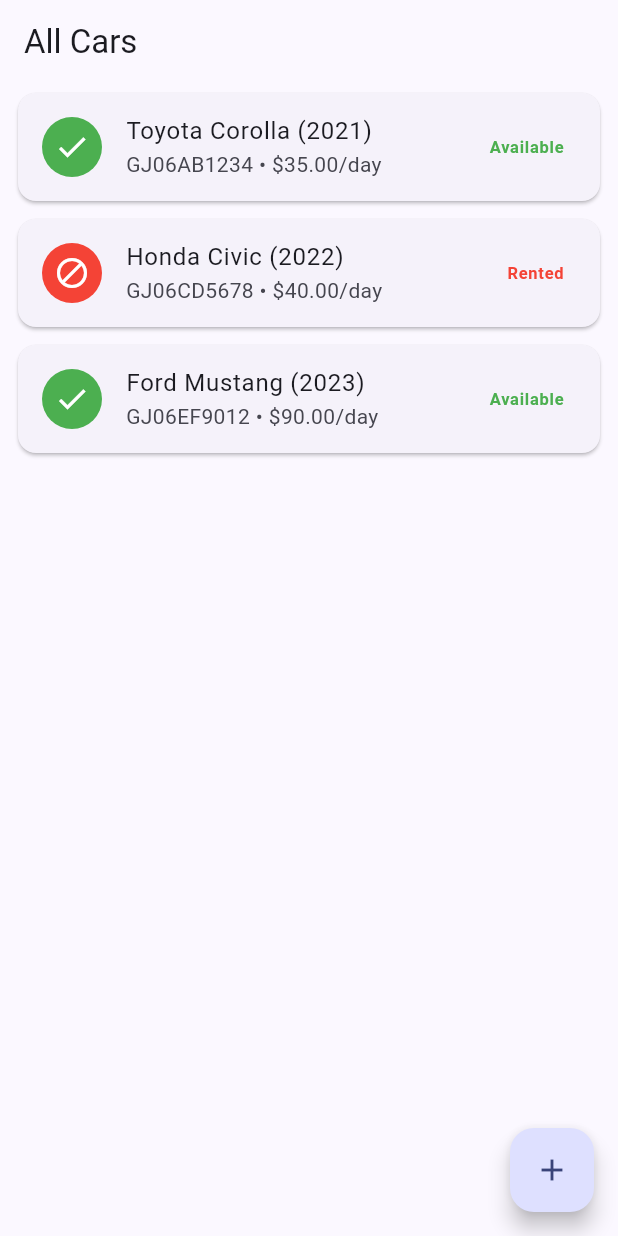
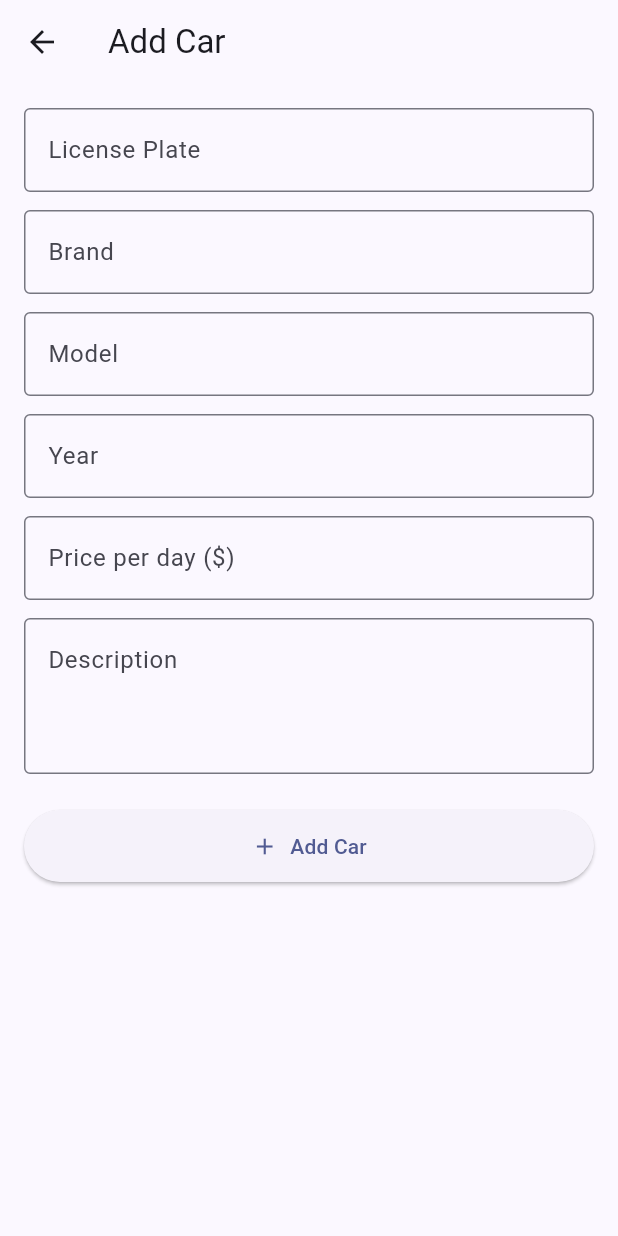
Before and after one commit to malaviyaparth/rent_vehicle_app, a Flutter app: the screen it shows after launch, after a tap on the "add" icon, on a phone screen of 412 x 824 dp. Run offline on Flutter 3.47's test engine with Material 3 defaults, Android fonts, the phone set to English and light mode, and no system bars.

Commit message:
Car add CRUD added with screens

```diff
--- /dev/null
+++ b/lib/screens/add_edit_car_screen.dart
@@ -0,0 +1,199 @@
+import 'package:flutter/material.dart';
+import 'package:provider/provider.dart';
+import '../models/car.dart';
+import '../services/car_service.dart';
+
+class AddEditCarScreen extends StatefulWidget {
+  /// If null, we're adding a new car. If provided, we're editing it.
+  final Car? car;
+
+  const AddEditCarScreen({super.key, this.car});
+
+  @override
+  State<AddEditCarScreen> createState() => _AddEditCarScreenState();
+}
+
+class _AddEditCarScreenState extends State<AddEditCarScreen> {
+  final _formKey = GlobalKey<FormState>();
+
+  late TextEditingController _plateController;
+  late TextEditingController _brandController;
+  late TextEditingController _modelController;
+  late TextEditingController _yearController;
+  late TextEditingController _priceController;
+  late TextEditingController _descController;
+
+  bool get isEditing => widget.car != null;
+
+  @override
+  void initState() {
+    super.initState();
+    final car = widget.car;
+    _plateController = TextEditingController(text: car?.licensePlate ?? '');
+    _brandController = TextEditingController(text: car?.brand ?? '');
+    _modelController = TextEditingController(text: car?.model ?? '');
+    _yearController = TextEditingController(text: car?.year.toString() ?? '');
+    _priceController = TextEditingController(text: car?.pricePerDay.toString() ?? '');
+    _descController = TextEditingController(text: car?.description ?? '');
+  }
+
+  @override
+  void dispose() {
+    _plateController.dispose();
+    _brandController.dispose();
+    _modelController.dispose();
+    _yearController.dispose();
+    _priceController.dispose();
+    _descController.dispose();
+    super.dispose();
+  }
+
+  void _submit() {
+    if (!_formKey.currentState!.validate()) return;
+
+    final carService = context.read<CarService>();
+    final plate = _plateController.text.trim().toUpperCase();
+
+    if (carService.isPlateTaken(plate, excludeId: widget.car?.id)) {
+      ScaffoldMessenger.of(context).showSnackBar(
+        const SnackBar(content: Text('A car with this license plate already exists.')),
+      );
+      return;
+    }
+
+    final brand = _brandController.text.trim();
+    final model = _modelController.text.trim();
+    final year = int.parse(_yearController.text.trim());
+    final price = double.parse(_priceController.text.trim());
+    final desc = _descController.text.trim();
+
+    if (isEditing) {
+      final updated = widget.car!.copyWith(
+        licensePlate: plate,
+        brand: brand,
+        model: model,
+        year: year,
+        pricePerDay: price,
+        description: desc,
+      );
+      carService.updateCar(updated);
+    } else {
+      final newCar = Car(
+        id: carService.newId(),
+        licensePlate: plate,
+        brand: brand,
+        model: model,
+        year: year,
+        pricePerDay: price,
+        description: desc,
+        available: true,
+      );
+      carService.addCar(newCar);
+    }
+
+    Navigator.pop(context);
+  }
+
+  @override
+  Widget build(BuildContext context) {
+    return Scaffold(
+      appBar: AppBar(
+        title: Text(isEditing ? 'Edit Car' : 'Add Car'),
+      ),
+      body: Form(
+        key: _formKey,
+        child: ListView(
+          padding: const EdgeInsets.all(16),
+          children: [
+            TextFormField(
+              controller: _plateController,
+              textCapitalization: TextCapitalization.characters,
+              decoration: const InputDecoration(
+                labelText: 'License Plate',
+                border: OutlineInputBorder(),
+              ),
+              validator: (value) {
+                if (value == null || value.trim().isEmpty) {
+                  return 'License plate is required';
+                }
+                return null;
+              },
+            ),
+            const SizedBox(height: 12),
+            TextFormField(
+              controller: _brandController,
+              decoration: const InputDecoration(
+                labelText: 'Brand',
+                border: OutlineInputBorder(),
+              ),
+              validator: (value) =>
+              (value == null || value.trim().isEmpty) ? 'Brand is required' : null,
+            ),
+            const SizedBox(height: 12),
+            TextFormField(
+              controller: _modelController,
+              decoration: const InputDecoration(
+                labelText: 'Model',
+                border: OutlineInputBorder(),
+              ),
+              validator: (value) =>
+              (value == null || value.trim().isEmpty) ? 'Model is required' : null,
+            ),
+            const SizedBox(height: 12),
+            TextFormField(
+              controller: _yearController,
+              keyboardType: TextInputType.number,
+              decoration: const InputDecoration(
+                labelText: 'Year',
+                border: OutlineInputBorder(),
+              ),
+              validator: (value) {
+                if (value == null || value.trim().isEmpty) return 'Year is required';
+                final year = int.tryParse(value.trim());
+                if (year == null) return 'Enter a valid year';
+                if (year < 1900 || year > DateTime.now().year + 1) {
+                  return 'Enter a realistic year';
+                }
+                return null;
+              },
+            ),
+            const SizedBox(height: 12),
+            TextFormField(
+              controller: _priceController,
+              keyboardType: const TextInputType.numberWithOptions(decimal: true),
+              decoration: const InputDecoration(
+                labelText: 'Price per day (\$)',
+                border: OutlineInputBorder(),
+              ),
+              validator: (value) {
+                if (value == null || value.trim().isEmpty) return 'Price is required';
+                final price = double.tryParse(value.trim());
+                if (price == null || price <= 0) return 'Enter a valid price';
+                return null;
+              },
+            ),
+            const SizedBox(height: 12),
+            TextFormField(
+              controller: _descController,
+              maxLines: 3,
+              decoration: const InputDecoration(
+                labelText: 'Description',
+                border: OutlineInputBorder(),
+                alignLabelWithHint: true,
+              ),
+            ),
+            const SizedBox(height: 24),
+            ElevatedButton.icon(
+              onPressed: _submit,
+              icon: Icon(isEditing ? Icons.save : Icons.add),
+              label: Text(isEditing ? 'Save Changes' : 'Add Car'),
+              style: ElevatedButton.styleFrom(
+                padding: const EdgeInsets.symmetric(vertical: 14),
+              ),
+            ),
+          ],
+        ),
+      ),
+    );
+  }
+}
--- /dev/null
+++ b/lib/screens/car_details_screen.dart
@@ -0,0 +1,165 @@
+import 'package:flutter/material.dart';
+import 'package:provider/provider.dart';
+import '../models/car.dart';
+import '../services/car_service.dart';
+import 'add_edit_car_screen.dart';
+
+class CarDetailsScreen extends StatelessWidget {
+  final String carId;
+
+  const CarDetailsScreen({super.key, required this.carId});
+
+  Future<void> _confirmDelete(BuildContext context, Car car) async {
+    final confirmed = await showDialog<bool>(
+      context: context,
+      builder: (ctx) => AlertDialog(
+        title: const Text('Remove Car'),
+        content: Text(
+          'Are you sure you want to remove ${car.brand} ${car.model} '
+              '(${car.licensePlate}) from the system?',
+        ),
+        actions: [
+          TextButton(
+            onPressed: () => Navigator.pop(ctx, false),
+            child: const Text('Cancel'),
+          ),
+          TextButton(
+            onPressed: () => Navigator.pop(ctx, true),
+            style: TextButton.styleFrom(foregroundColor: Colors.red),
+            child: const Text('Remove'),
+          ),
+        ],
+      ),
+    );
+
+    if (confirmed == true && context.mounted) {
+      context.read<CarService>().removeCar(car.id);
+      Navigator.pop(context); // back to home screen
+      ScaffoldMessenger.of(context).showSnackBar(
+        SnackBar(content: Text('${car.brand} ${car.model} removed.')),
+      );
+    }
+  }
+
+  @override
+  Widget build(BuildContext context) {
+    final carService = context.watch<CarService>();
+
+    // If the car was deleted while this screen is open, pop back safely.
+    Car? car;
+    try {
+      car = carService.getById(carId);
+    } catch (_) {
+      car = null;
+    }
+
+    if (car == null) {
+      return Scaffold(
+        appBar: AppBar(title: const Text('Car Details')),
+        body: const Center(child: Text('This car no longer exists.')),
+      );
+    }
+
+    return Scaffold(
+      appBar: AppBar(
+        title: Text('${car.brand} ${car.model}'),
+      ),
+      body: ListView(
+        padding: const EdgeInsets.all(16),
+        children: [
+          _statusBanner(car),
+          const SizedBox(height: 16),
+          _infoTile(Icons.confirmation_number, 'License Plate', car.licensePlate),
+          _infoTile(Icons.directions_car, 'Brand', car.brand),
+          _infoTile(Icons.car_repair, 'Model', car.model),
+          _infoTile(Icons.calendar_today, 'Year', car.year.toString()),
+          _infoTile(
+            Icons.attach_money,
+            'Price per day',
+            '\$${car.pricePerDay.toStringAsFixed(2)}',
+          ),
+          const SizedBox(height: 12),
+          const Text(
+            'Description',
+            style: TextStyle(fontWeight: FontWeight.bold, fontSize: 16),
+          ),
+          const SizedBox(height: 6),
+          Text(
+            car.description.isEmpty ? 'No description provided.' : car.description,
+            style: const TextStyle(fontSize: 15),
+          ),
+          const SizedBox(height: 24),
+          ElevatedButton.icon(
+            onPressed: () {
+              Navigator.push(
+                context,
+                MaterialPageRoute(
+                  builder: (_) => AddEditCarScreen(car: car),
+                ),
+              );
+            },
+            icon: const Icon(Icons.edit),
+            label: const Text('Edit Car'),
+          ),
+          const SizedBox(height: 12),
+          ElevatedButton.icon(
+            style: ElevatedButton.styleFrom(
+              backgroundColor: car.available ? Colors.orange : Colors.green,
+            ),
+            onPressed: () {
+              context.read<CarService>().toggleAvailability(car!.id);
+              ScaffoldMessenger.of(context).showSnackBar(
+                SnackBar(
+                  content: Text(
+                    car.available
+                        ? '${car.brand} ${car.model} marked as rented.'
+                        : '${car.brand} ${car.model} marked as available.',
+                  ),
+                ),
+              );
+            },
+            icon: Icon(car.available ? Icons.key : Icons.key_off),
+            label: Text(car.available ? 'Mark as Rented' : 'Mark as Available'),
+          ),
+          const SizedBox(height: 12),
+          ElevatedButton.icon(
+            style: ElevatedButton.styleFrom(backgroundColor: Colors.red),
+            onPressed: () {
+              _confirmDelete(context, car!);
+            },
+            icon: const Icon(Icons.delete),
+            label: const Text('Remove Car'),
+          ),
+        ],
+      ),
+    );
+  }
+
+  Widget _statusBanner(Car car) {
+    return Container(
+      width: double.infinity,
+      padding: const EdgeInsets.symmetric(vertical: 10),
+      decoration: BoxDecoration(
+        color: car.available ? Colors.green.shade100 : Colors.red.shade100,
+        borderRadius: BorderRadius.circular(8),
+      ),
+      alignment: Alignment.center,
+      child: Text(
+        car.available ? 'AVAILABLE' : 'CURRENTLY RENTED',
+        style: TextStyle(
+          fontWeight: FontWeight.bold,
+          color: car.available ? Colors.green.shade800 : Colors.red.shade800,
+        ),
+      ),
+    );
+  }
+
+  Widget _infoTile(IconData icon, String label, String value) {
+    return ListTile(
+      contentPadding: EdgeInsets.zero,
+      leading: Icon(icon, color: Colors.indigo),
+      title: Text(label, style: const TextStyle(fontSize: 13, color: Colors.grey)),
+      subtitle: Text(value, style: const TextStyle(fontSize: 16)),
+    );
+  }
+}
--- a/lib/screens/home_screen.dart
+++ b/lib/screens/home_screen.dart
@@ -2,6 +2,8 @@
 import 'package:provider/provider.dart';
 import '../services/car_service.dart';
 import '../widgets/car_list_item.dart';
+import 'add_edit_car_screen.dart';
+import 'car_details_screen.dart';
 
 class HomeScreen extends StatelessWidget {
   const HomeScreen({super.key});
@@ -24,14 +26,24 @@
           return CarListItem(
             car: car,
             onTap: () {
-              // Details screen will be added in the next step
+              Navigator.push(
+                context,
+                MaterialPageRoute(
+                  builder: (_) => CarDetailsScreen(carId: car.id),
+                ),
+              );
             },
           );
         },
       ),
       floatingActionButton: FloatingActionButton(
         onPressed: () {
-          // Add car screen will be added in a later step
+          Navigator.push(
+            context,
+            MaterialPageRoute(
+              builder: (_) => const AddEditCarScreen(),
+            ),
+          );
         },
         child: const Icon(Icons.add),
       ),
```
